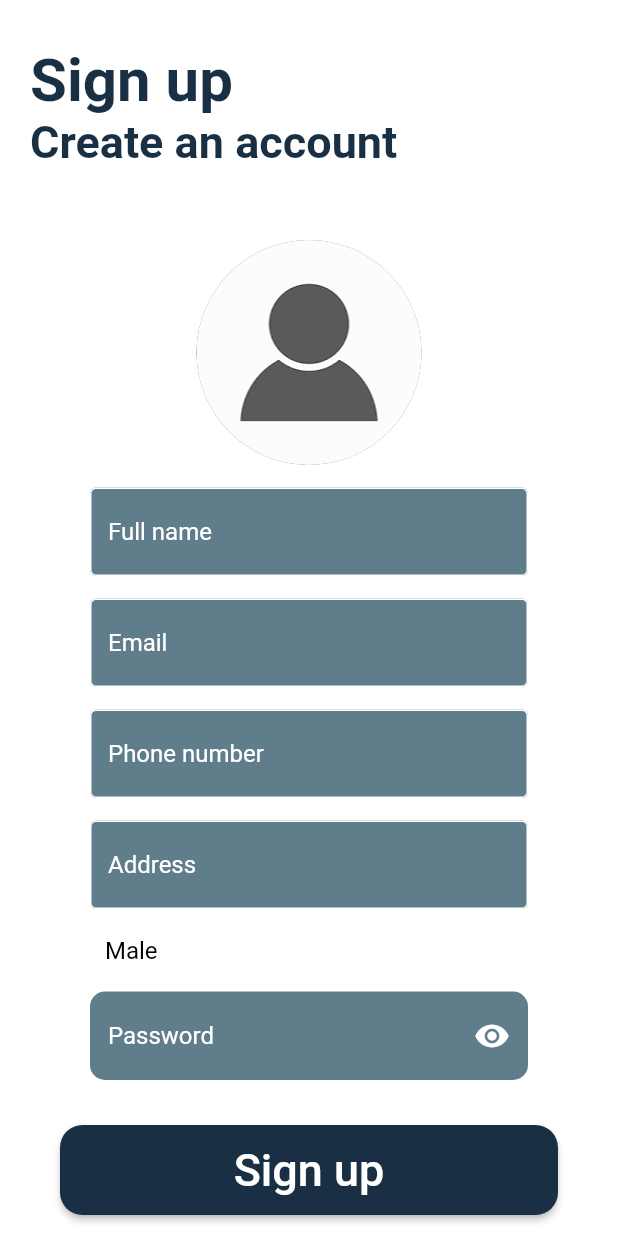
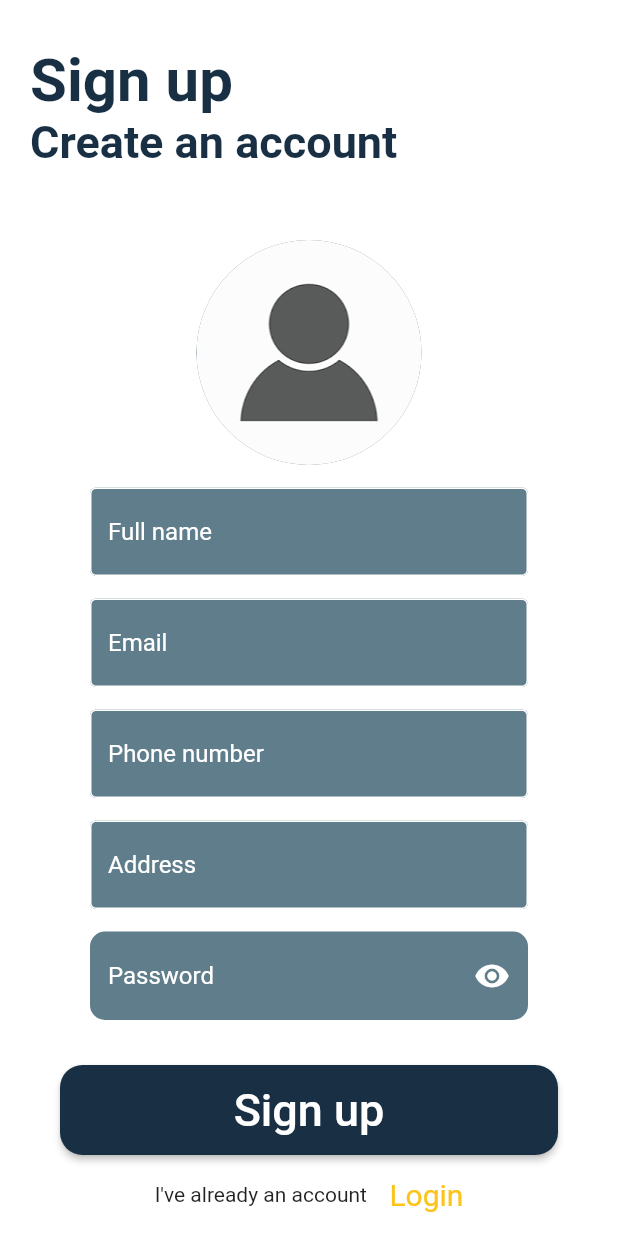
Before and after one commit to fountain19/feedme, a Flutter app: the SignUp screen opened directly, on a phone screen of 412 x 824 dp. Run offline on Flutter 3.47's test engine with Material 2 defaults, Android fonts, the phone set to English and light mode, and no system bars; our stand-ins replace carousel_pro, cloud_firestore, firebase_auth, firebase_core, firebase_storage, fluttertoast and 3 more; missing offline and left inert: flutter_facebook_auth; accounts and stored records are empty.

Commit message:
25/4/2021

```diff
--- a/lib/screen/signup.dart
+++ b/lib/screen/signup.dart
@@ -90,7 +90,7 @@
   'userEmail':_email.text,
   'userNumber':_number.text.trim(),
   'userAddress':_address.text.trim(),
-  'userGender':isMale==true?'Male':'Female',
+
 });
    await  localStorage.setString('userImage', '');
    await  localStorage.setString('userNumber', _number.text);
@@ -98,7 +98,7 @@
    await  localStorage.setString('userEmail', _email.text);
    await localStorage.setString('userName', _name.text);
    await localStorage.setString('userId', authResult.user.uid);
-   await localStorage.setString('userGender', isMale==true?'Male':'Female');
+
 
    Navigator.pushReplacement(context, MaterialPageRoute(builder: (ctx)=>HomePage()));
    setState(() {
@@ -199,33 +199,6 @@
                           SizedBox(
                             height: 15,
                           ),
-                          Padding(
-                            padding: const EdgeInsets.symmetric(horizontal: 20),
-                            child: GestureDetector(
-                              onTap: (){
-                                setState(() {
-                                  isMale = !isMale;
-                                });
-                              },
-                              child: Container(
-                                height:25.0,
-                                width: double.infinity,
-                                padding: EdgeInsets.only(left: 10.0),
-                                alignment: Alignment.centerLeft,
-                                child: Text(
-                                  isMale==false?'Female':'Male',style: TextStyle(
-                                    fontSize: 16.0,color:Colors.black
-                                ),
-                                  //   ),decoration: BoxDecoration(
-                                  //   color: Colors.white,
-                                  //   borderRadius: BorderRadius.circular(10.0)
-                                ),
-                              ),
-                            ),
-                          ),
-                          SizedBox(
-                            height: 15,
-                          ),
                           PasswordTextFd(
                             title:'Password',
                             controller:_password ,),
--- a/pubspec.yaml
+++ b/pubspec.yaml
@@ -39,7 +39,9 @@
   shared_preferences: ^2.0.5
   fluttertoast: ^8.0.3
   dependencies:
-  google_sign_in: "^4.5.1"
+  google_sign_in: ^4.5.9
+  flutter_facebook_auth: ^3.3.3+1
+
 
 
 
```
Also changed, not shown: lib/main.dart (+14 -12 lines), lib/screen/homepage.dart (+8 -0 lines), lib/screen/login.dart (+93 -2 lines), lib/screen/profile.dart (+4 -4 lines), lib/widget/gender.dart (deleted, +0 -34 lines), pubspec.lock, 2 other files.
